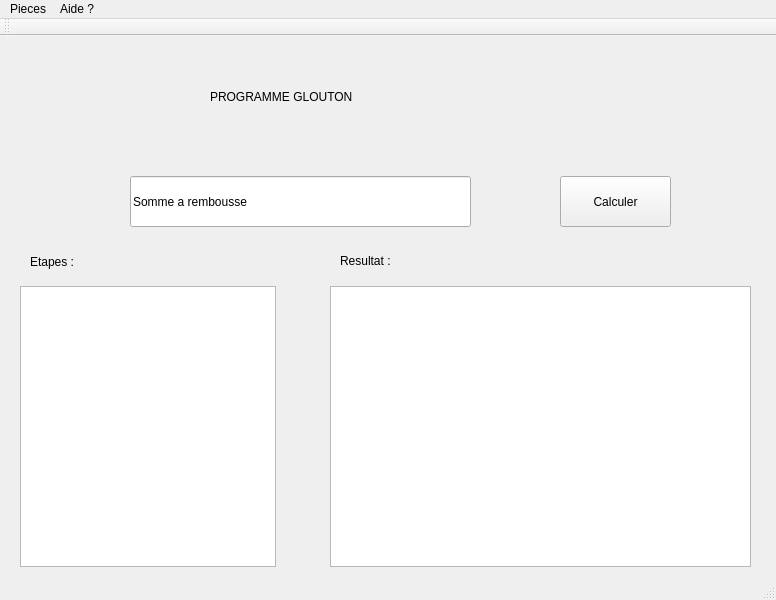
First picture: the form in mainwindow.ui, repository fez2000/gloutons, before the edit.
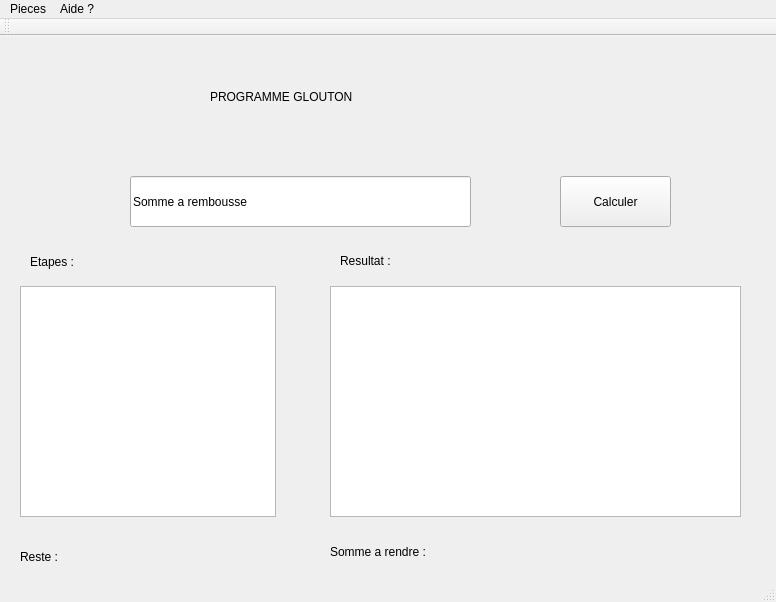
Second picture: the form after the edit.

Patch:
```diff
--- a/mainwindow.ui
+++ b/mainwindow.ui
@@ -7,7 +7,7 @@
     <x>0</x>
     <y>0</y>
     <width>776</width>
-    <height>600</height>
+    <height>602</height>
    </rect>
   </property>
   <property name="minimumSize">
@@ -83,23 +83,13 @@
      <string>Somme a rembousse</string>
     </property>
    </widget>
-   <widget class="QTableWidget" name="resultat">
-    <property name="geometry">
-     <rect>
-      <x>330</x>
-      <y>250</y>
-      <width>421</width>
-      <height>281</height>
-     </rect>
-    </property>
-   </widget>
-   <widget class="QListView" name="etatpes">
+   <widget class="QListWidget" name="etatpes">
     <property name="geometry">
      <rect>
       <x>20</x>
       <y>250</y>
       <width>256</width>
-      <height>281</height>
+      <height>231</height>
      </rect>
     </property>
    </widget>
@@ -143,6 +133,97 @@
      <string>Resultat :</string>
     </property>
    </widget>
+   <widget class="QTableWidget" name="resultats">
+    <property name="geometry">
+     <rect>
+      <x>330</x>
+      <y>250</y>
+      <width>411</width>
+      <height>231</height>
+     </rect>
+    </property>
+    <property name="minimumSize">
+     <size>
+      <width>411</width>
+      <height>231</height>
+     </size>
+    </property>
+   </widget>
+   <widget class="QLabel" name="label_2">
+    <property name="geometry">
+     <rect>
+      <x>20</x>
+      <y>510</y>
+      <width>61</width>
+      <height>21</height>
+     </rect>
+    </property>
+    <property name="styleSheet">
+     <string notr="true">font: 75 14pt &quot;Arial&quot;;</string>
+    </property>
+    <property name="text">
+     <string>Reste :</string>
+    </property>
+   </widget>
+   <widget class="QLabel" name="reste">
+    <property name="geometry">
+     <rect>
+      <x>100</x>
+      <y>510</y>
+      <width>111</width>
+      <height>31</height>
+     </rect>
+    </property>
+    <property name="styleSheet">
+     <string notr="true">font: 75 14pt &quot;Arial&quot;;</string>
+    </property>
+    <property name="text">
+     <string/>
+    </property>
+   </widget>
+   <widget class="QLabel" name="label_3">
+    <property name="geometry">
+     <rect>
+      <x>330</x>
+      <y>500</y>
+      <width>151</width>
+      <height>31</height>
+     </rect>
+    </property>
+    <property name="styleSheet">
+     <string notr="true">font: 75 14pt &quot;Arial&quot;;</string>
+    </property>
+    <property name="text">
+     <string>Somme a rendre :</string>
+    </property>
+   </widget>
+   <widget class="QLabel" name="somme">
+    <property name="geometry">
+     <rect>
+      <x>500</x>
+      <y>499</y>
+      <width>241</width>
+      <height>31</height>
+     </rect>
+    </property>
+    <property name="styleSheet">
+     <string notr="true">font: 75 14pt &quot;Arial&quot;;</string>
+    </property>
+    <property name="text">
+     <string/>
+    </property>
+   </widget>
+   <widget class="QWidget" name="gridLayoutWidget">
+    <property name="geometry">
+     <rect>
+      <x>12</x>
+      <y>0</y>
+      <width>751</width>
+      <height>541</height>
+     </rect>
+    </property>
+    <layout class="QGridLayout" name="gridLayout"/>
+   </widget>
   </widget>
   <widget class="QMenuBar" name="menubar">
    <property name="geometry">
```
Left out of the diff: 8 changed lines with no effect on the pictures.
